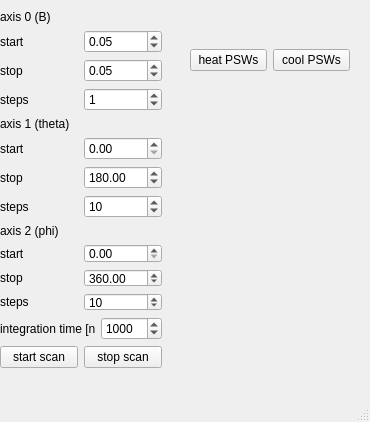
Above: src/qudi/gui/magnet/ui_vectormagnet_prelim.ui from bbuusshh/scudi before the change. Below: the same form after it.
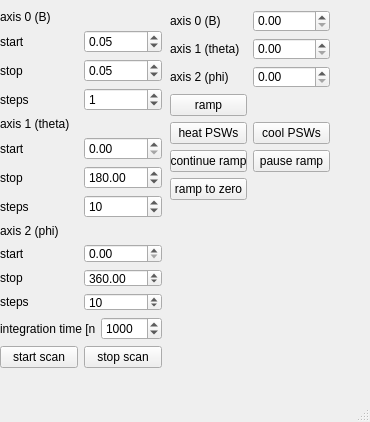
That is the form after the change.

```diff
--- a/src/qudi/gui/magnet/ui_vectormagnet_prelim.ui
+++ b/src/qudi/gui/magnet/ui_vectormagnet_prelim.ui
@@ -266,27 +266,93 @@
    <widget class="QWidget" name="horizontalLayoutWidget_2">
     <property name="geometry">
      <rect>
-      <x>190</x>
-      <y>20</y>
+      <x>170</x>
+      <y>10</y>
       <width>160</width>
-      <height>80</height>
+      <height>190</height>
      </rect>
     </property>
-    <layout class="QHBoxLayout" name="horizontalLayout_3">
-     <item>
-      <widget class="QPushButton" name="heat_PSW_pushButton">
+    <layout class="QGridLayout" name="gridLayout_4">
+     <item row="0" column="0">
+      <widget class="QLabel" name="label_14">
+       <property name="text">
+        <string>axis 0 (B)</string>
+       </property>
+      </widget>
+     </item>
+     <item row="5" column="0">
+      <widget class="QPushButton" name="continue_ramp_pushButton">
+       <property name="text">
+        <string>continue ramp</string>
+       </property>
+      </widget>
+     </item>
+     <item row="1" column="1">
+      <widget class="QDoubleSpinBox" name="axis1_doubleSpinBox">
+       <property name="maximum">
+        <double>180.000000000000000</double>
+       </property>
+      </widget>
+     </item>
+     <item row="1" column="0">
+      <widget class="QLabel" name="label_15">
+       <property name="text">
+        <string>axis 1 (theta)</string>
+       </property>
+      </widget>
+     </item>
+     <item row="2" column="0">
+      <widget class="QLabel" name="label_16">
+       <property name="text">
+        <string>axis 2 (phi)</string>
+       </property>
+      </widget>
+     </item>
+     <item row="4" column="0">
+      <widget class="QPushButton" name="heat_psw_pushButton">
        <property name="text">
         <string>heat PSWs</string>
        </property>
       </widget>
      </item>
-     <item>
-      <widget class="QPushButton" name="cool_PSW_pushButton">
+     <item row="2" column="1">
+      <widget class="QDoubleSpinBox" name="axis2_doubleSpinBox">
+       <property name="maximum">
+        <double>360.000000000000000</double>
+       </property>
+      </widget>
+     </item>
+     <item row="4" column="1">
+      <widget class="QPushButton" name="cool_psw_pushButton">
        <property name="text">
         <string>cool PSWs</string>
        </property>
       </widget>
      </item>
+     <item row="6" column="0">
+      <widget class="QPushButton" name="ramp_to_zero_pushButton">
+       <property name="text">
+        <string>ramp to zero</string>
+       </property>
+      </widget>
+     </item>
+     <item row="5" column="1">
+      <widget class="QPushButton" name="pause_ramp_pushButton">
+       <property name="text">
+        <string>pause ramp</string>
+       </property>
+      </widget>
+     </item>
+     <item row="0" column="1">
+      <widget class="QDoubleSpinBox" name="axis0_doubleSpinBox"/>
+     </item>
+     <item row="3" column="0">
+      <widget class="QPushButton" name="start_ramp_pushButton">
+       <property name="text">
+        <string>ramp</string>
+       </property>
+      </widget>
+     </item>
     </layout>
    </widget>
   </widget>
```
Left out of the diff: 2 changed lines with no effect on the pictures.
